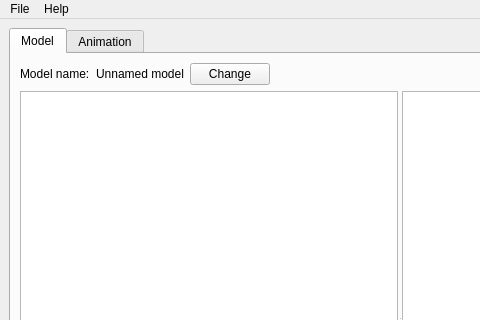
Old version of the form src/mainwindow.ui in the repository skyrpex/Flatty-Dev; both pictures show x 0 to 480 and y 0 to 320 of the 800 by 600 pixel window.
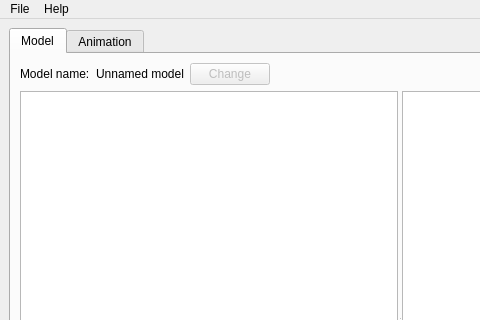
New version of the form. Custom widgets are drawn as their Qt base class.

Commit message: UI placeholders disabled by default

Patch:
```diff
--- a/src/mainwindow.ui
+++ b/src/mainwindow.ui
@@ -43,6 +43,9 @@
           </item>
           <item>
            <widget class="QPushButton" name="pushButton">
+            <property name="enabled">
+             <bool>false</bool>
+            </property>
             <property name="text">
              <string>Change</string>
             </property>
```
Left out of the diff: 6 changed lines with no effect on the pictures.
